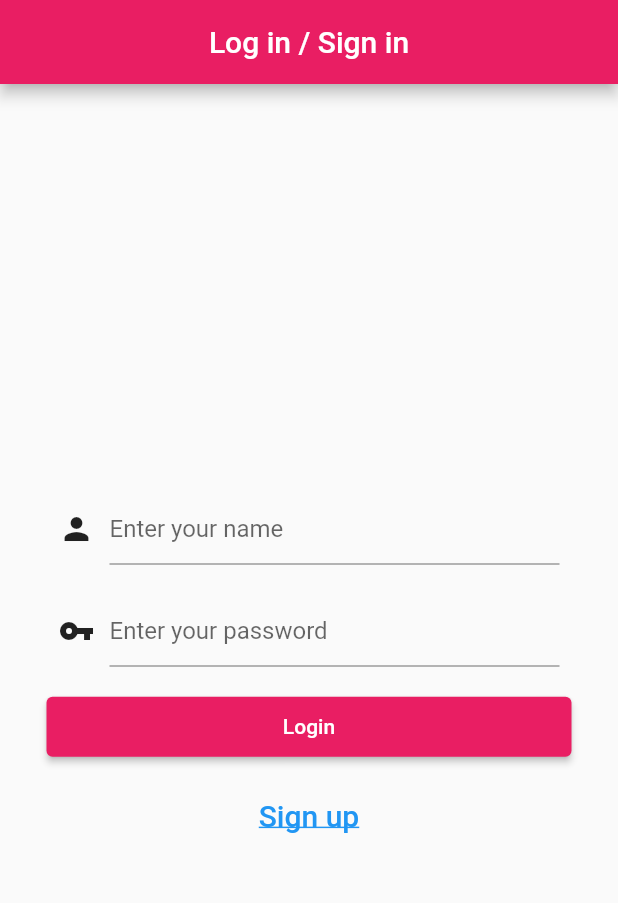
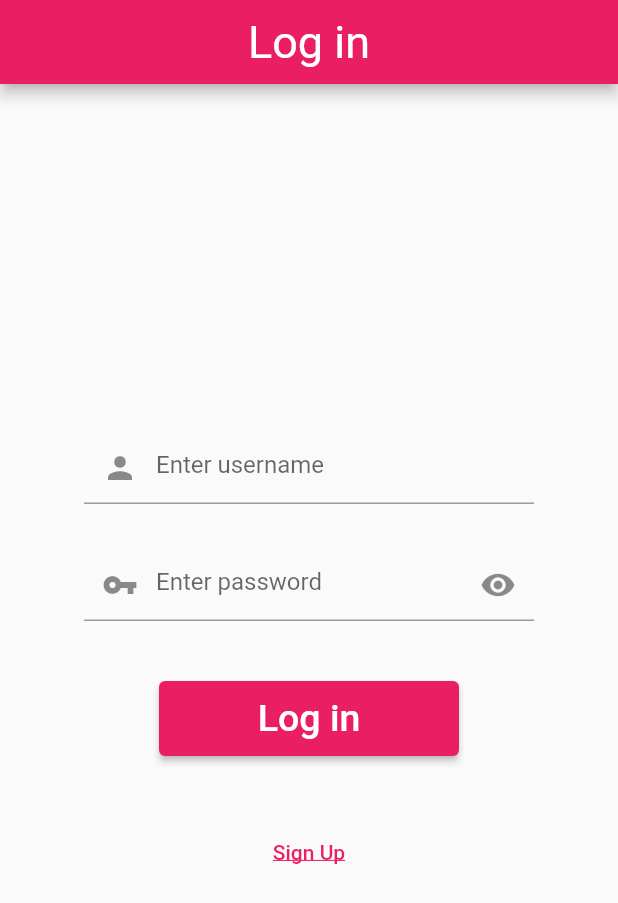
Before and after one commit to AY2020-2021-CpE-OJT/FlutterApp_Song, a Flutter app: the screen it shows after launch, on a phone screen of 412 x 824 dp. Shown: the top 903 px of the screen. Run offline on Flutter 3.47's test engine with Material 2 defaults, Android fonts, the light colour scheme and no system bars; our stand-ins replace cloud_firestore, firebase_core, page_transition, pull_to_refresh; accounts and stored records are empty.

Commit message:
Renew the Login page

```diff
--- /dev/null
+++ b/lib/Firebase/User.dart
@@ -0,0 +1,19 @@
+import 'package:cloud_firestore/cloud_firestore.dart';
+
+class User {
+  final String username, password;
+
+  User({required this.username, required this.password});
+
+  Future<bool> login() async {
+    final userInfo = await FirebaseFirestore.instance.collection("user").get();
+
+    for (int i = 0; i < userInfo.docs.length; i++) {
+      if (username == userInfo.docs[i].data()['userId'] &&
+          password == userInfo.docs[i].data()['password']) {
+        return true;
+      }
+    }
+    return false;
+  }
+}
--- a/lib/Page/Login Page.dart
+++ b/lib/Page/Login Page.dart
@@ -1,13 +1,8 @@
-import 'dart:convert';
-import 'package:flutter/cupertino.dart';
-import 'package:http/http.dart' as http;
 import 'package:flutter/material.dart';
+import 'package:page_transition/page_transition.dart';
+
+import '../Firebase/user.dart';
 import 'Phonebook.dart';
-import 'registerPage.dart';
-
-var name , password;
-final nameController = TextEditingController(), passwordController = TextEditingController();
-
 
 class LoginPage extends StatelessWidget {
   const LoginPage({Key? key}) : super(key: key);
@@ -16,143 +11,123 @@ class LoginPage extends StatelessWidget {
   Widget build(BuildContext context) {
     return Scaffold(
         appBar: AppBar(
-        title: Text("Log in / Sign in"),
+          title: Text("Log in"),
+          titleTextStyle: TextStyle(fontSize: 30),
           centerTitle: true,
         ),
-      body: login(context),
-    );
+        body: _Login());
   }
 }
 
-Widget login(BuildContext context) {
-  return Center(
-    child: Container(
+GlobalKey formKey = GlobalKey<FormState>();
+
+class _Login extends StatefulWidget {
+  const _Login({Key? key}) : super(key: key);
+
+  @override
+  State<_Login> createState() => _LoginState();
+}
+
+class _LoginState extends State<_Login> {
+  TextEditingController usernameController = TextEditingController(),
+      passwordController = TextEditingController();
+  bool showPassword = false;
+
+  @override
+  Widget build(BuildContext context) {
+    return Container(
+        child: Form(
+      key: formKey,
+      child: Center(
         child: Column(
           mainAxisAlignment: MainAxisAlignment.center,
           children: [
-          // Alert
-          Text(""),
+            // Username
+            SizedBox(
+                width: 300,
+                child: TextFormField(
+                  controller: usernameController,
+                  decoration: InputDecoration(
+                      prefixIcon: Icon(Icons.person),
+                      hintText: "Enter username"),
+                )),
 
-          Container(
-            child: Row(
-              mainAxisAlignment: MainAxisAlignment.center,
-              children: [
-                //Enter username icon
-                Icon(Icons.person),
+            //
             SizedBox(
-                  width: 10,
+              height: 30,
             ),
-                //Enter name
-                Container(
+
+            // Password
+            SizedBox(
                 width: 300,
-                    child: (TextField(
-                      decoration: InputDecoration(hintText: "Enter your name"),
-                      controller: nameController,
+                child: TextFormField(
+                  controller: passwordController,
+                  obscureText: showPassword,
+                  decoration: InputDecoration(
+                      prefixIcon: Icon(Icons.vpn_key),
+
+                      // show password or not
+                      suffixIcon: showPassword == true
+                          ? IconButton(
+                              splashColor: Colors.transparent,
+                              onPressed: () => setState(() {
+                                showPassword = !showPassword;
+                              }),
+                              icon: Icon(Icons.visibility_off),
+                            )
+                          : IconButton(
+                              splashColor: Colors.transparent,
+                              onPressed: () => setState(() {
+                                showPassword = !showPassword;
+                              }),
+                              icon: Icon(Icons.visibility),
+                            ),
+                      hintText: "Enter password"),
+                )),
+
+            //
+            SizedBox(height: 40),
+
+            // Login button
+            SizedBox(
+                width: 200,
+                height: 50,
+                child: ElevatedButton(
+                    onPressed: () async {
+                      User user = User(
+                          username: usernameController.text,
+                          password: passwordController.text);
+                      bool success = await user.login();
+
+                      print(success);
+
+                      if (success) {
+                        Navigator.of(context).pushReplacement(PageTransition(
+                            child: MainPage(), type: PageTransitionType.fade));
+                      }
+                    },
+                    child: Text(
+                      "Log in",
+                      style: TextStyle(fontSize: 25),
                     ))),
+
+            //
+            SizedBox(height: 40),
+
+            // Sign up
+            TextButton(
+                style: ButtonStyle(
+                    splashFactory: NoSplash.splashFactory,
+                    overlayColor:
+                        MaterialStateProperty.all(Colors.transparent)),
+                onPressed: () {},
+                child: Text(
+                  "Sign Up",
+                  style: TextStyle(decoration: TextDecoration.underline),
+                ))
           ],
         ),
       ),
-          SizedBox(
-            height: 20,
-          ),
-          Container(
-            child: Row(
-              mainAxisAlignment: MainAxisAlignment.center,
-              children: [
-                Icon(Icons.vpn_key),
-                SizedBox(
-                  width: 10,
-                ),
-                Container(
-                  //Enter password
-                  width: 300,
-                  child: (TextField(
-                    obscureText: true,
-                    decoration:
-                        InputDecoration(hintText: "Enter your password"),
-                    controller: passwordController,
-                  )),
-                )
-              ],
-            ),
-          ),
-          SizedBox(height: 20),
-          //Login button
-          Container(
-            child: ConstrainedBox(constraints: BoxConstraints.tightFor(width: 350, height: 40),
-              child: ElevatedButton(
-                onPressed: (){
-                  name = nameController.text;
-                  password = passwordController.text;
-                  print(name + " " + password);
-                  loginAPI(name, password, context);
-                },
-                child: Text("Login"),
-
-              ),
-            ),
-          ),
-          SizedBox(height: 15),
-
-          //Register
-          TextButton(
-            onPressed: () { Navigator.push(
-                context, MaterialPageRoute(builder: (context) => register())); },
-            child: Text("Sign up",style: TextStyle(decoration: TextDecoration.underline, color: Colors.blue, fontSize: 20),),
-
-          )
-
-        ],
-      ),
-    ),
-  );
+    ));
   }
-
-void loginAPI(String name, String password, BuildContext context) async {
-  final url =  "https://contactbookapi.herokuapp.com/token/login";
-  final response = await http.post(Uri.parse(url),body: {
-    'name' : name,
-    'password' : password
-  });
-  var item = jsonDecode(response.body);
-  if (item['user']['message'] != "User doesn't Exist!"){
-    Navigator.push(
-        context, MaterialPageRoute(builder: (context) => MainPage(token: item['token'],)));
-  } else {
-    showAlertDialog(context);
 }
-
-}
-
-showAlertDialog (BuildContext context){
-  // set up the button
-  Widget okButton = TextButton(
-    child: Text("OK"),
-    onPressed: () { Navigator.pop(context); },
-  );
-
-  // set up the AlertDialog
-  AlertDialog alert = AlertDialog(
-    title: Container(
-      child: Row(
-        children: [
-          Icon(Icons.warning,color: Colors.yellow,),
-          SizedBox(width: 10,),
-          Text("Warning!")
-        ],
-      ),
-    ),
-
-    content: Text("User is not Exist!"),
-    actions: [
-      okButton,
-    ],
-  );
-  // show the dialog
-  showDialog(
-    context: context,
-    builder: (BuildContext context) {
-      return alert;
-    },
-  );
-}
```
Also changed, not shown: analysis_options.yaml (added, +29 -0 lines), lib/Firebase/phone_book.dart (added, +9 -0 lines), lib/Page/EditDataPage.dart (+31 -29 lines), lib/Page/Textfield.dart (deleted, +0 -176 lines), lib/Page/addDataPage.dart (+74 -57 lines), lib/Page/registerPage.dart (+5 -7 lines), pubspec.yaml (+4 -6 lines), pubspec.lock, 76 other files. Lines whose indentation alone changed are shown as unchanged.
